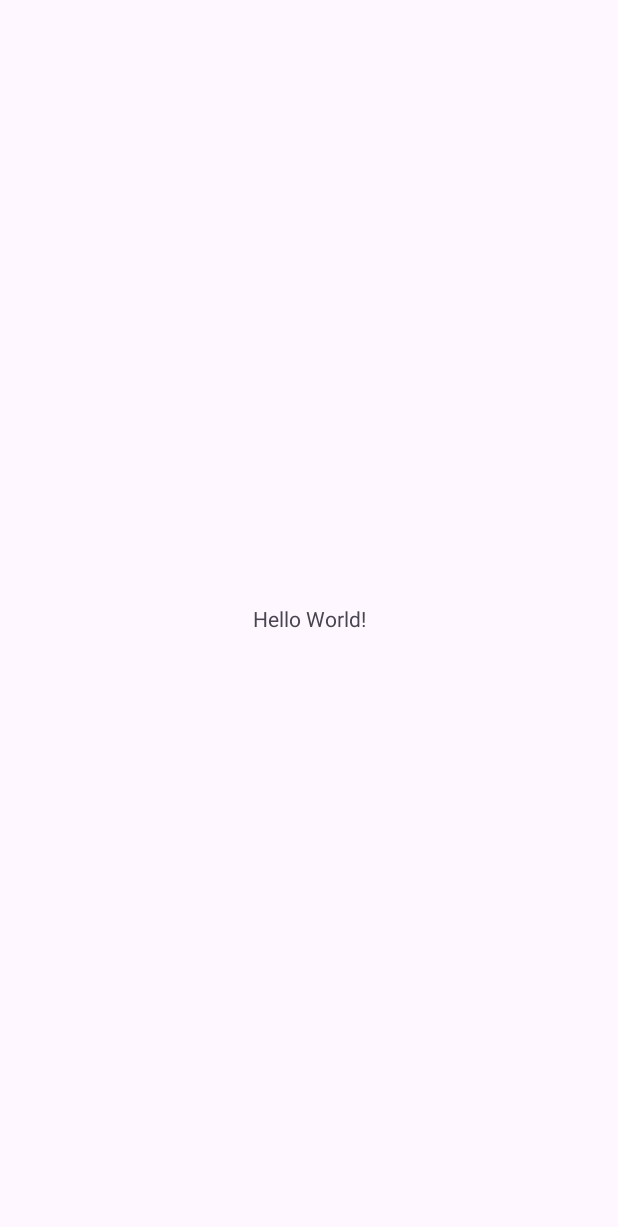
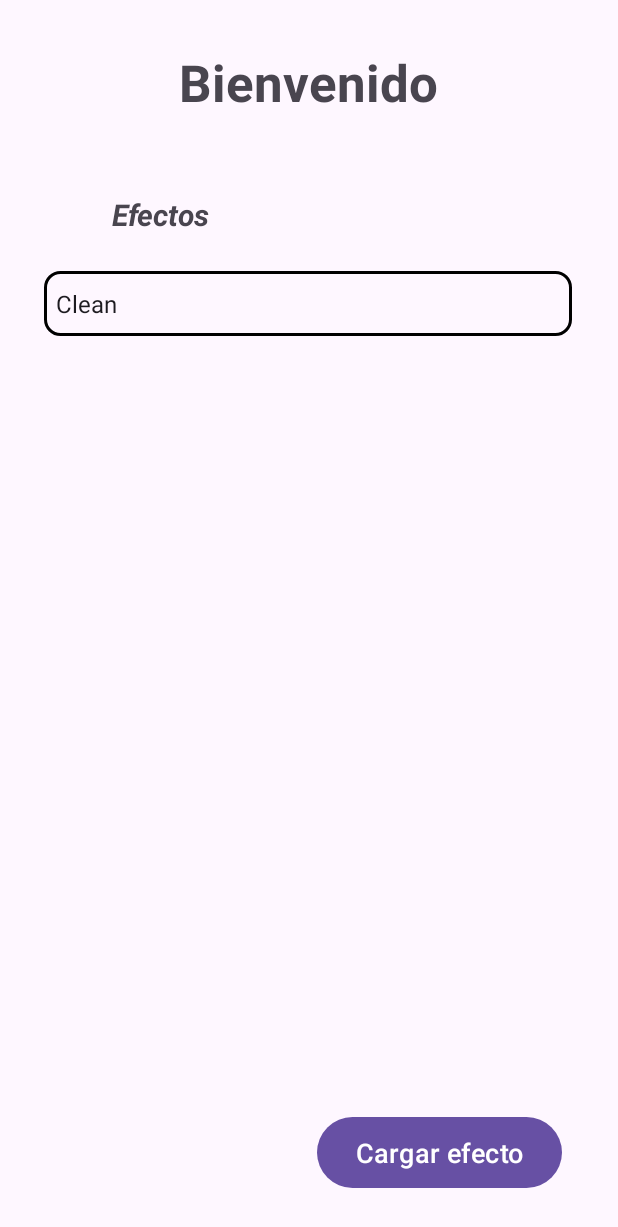
Before and after one commit to TheGusss/PedalPT, an Android app: the MainActivity screen opened directly, with no data from a screen before it, on a phone screen of 412 x 824 dp. Before the commit the part shown is almost empty. Shown: the top 1227 px of the screen. Run offline under Robolectric (Android 15) with nearby library versions, the phone set to English and light mode, and no system bars.

Commit message:
Interfaz para cargar efectos

```diff
--- a/app/src/main/java/com/example/pedalp1/MainActivity.java
+++ b/app/src/main/java/com/example/pedalp1/MainActivity.java
@@ -3,12 +3,20 @@ package com.example.pedalp1;
 import androidx.appcompat.app.AppCompatActivity;
 
 import android.os.Bundle;
+import android.widget.ArrayAdapter;
+import android.widget.Spinner;
 
 public class MainActivity extends AppCompatActivity {
-
+    private Spinner Lista;
     @Override
     protected void onCreate(Bundle savedInstanceState) {
         super.onCreate(savedInstanceState);
         setContentView(R.layout.activity_main);
+
+        Lista = (Spinner) findViewById(R.id.spnPreinstalados);
+        String [] Efectos = {"Clean", "Distortion", "Boost"};
+        ArrayAdapter <String> AdaptadorEfecto = new ArrayAdapter<String>(this, android.R.layout.simple_spinner_dropdown_item, Efectos);
+        Lista.setAdapter(AdaptadorEfecto);
+
     }
 }
--- /dev/null
+++ b/app/src/main/res/drawable/bordes.xml
@@ -0,0 +1,7 @@
+<?xml version="1.0" encoding="utf-8"?>
+<shape xmlns:android="http://schemas.android.com/apk/res/android" android:shape="rectangle">
+
+    <corners android:radius="10dp"></corners>
+    <stroke android:color="#000" android:width="2dp"></stroke>
+
+</shape>
--- a/app/src/main/res/layout/activity_main.xml
+++ b/app/src/main/res/layout/activity_main.xml
@@ -7,12 +7,51 @@
     tools:context=".MainActivity">
 
     <TextView
+        android:id="@+id/txtBienvenida"
         android:layout_width="wrap_content"
         android:layout_height="wrap_content"
-        android:text="Hello World!"
-        app:layout_constraintBottom_toBottomOf="parent"
+        android:layout_marginTop="32dp"
+        android:text="Bienvenido"
+        android:textSize="34sp"
+        android:textStyle="bold"
         app:layout_constraintEnd_toEndOf="parent"
+        app:layout_constraintHorizontal_bias="0.498"
         app:layout_constraintStart_toStartOf="parent"
         app:layout_constraintTop_toTopOf="parent" />
 
+    <Button
+        android:id="@+id/btnEnviar"
+        android:layout_width="163dp"
+        android:layout_height="55dp"
+        android:layout_marginBottom="28dp"
+        android:text="Cargar efecto"
+        android:textSize="18sp"
+        app:layout_constraintBottom_toBottomOf="parent"
+        app:layout_constraintEnd_toEndOf="parent"
+        app:layout_constraintHorizontal_bias="0.85"
+        app:layout_constraintStart_toStartOf="parent" />
+
+    <Spinner
+        android:id="@+id/spnPreinstalados"
+        android:layout_width="352dp"
+        android:layout_height="43dp"
+        android:layout_marginTop="24dp"
+        android:background="@drawable/bordes"
+        app:layout_constraintEnd_toEndOf="parent"
+        app:layout_constraintHorizontal_bias="0.494"
+        app:layout_constraintStart_toStartOf="parent"
+        app:layout_constraintTop_toBottomOf="@+id/txtPreinstalados" />
+
+    <TextView
+        android:id="@+id/txtPreinstalados"
+        android:layout_width="wrap_content"
+        android:layout_height="wrap_content"
+        android:layout_marginTop="52dp"
+        android:text="Efectos"
+        android:textSize="20sp"
+        android:textStyle="bold|italic"
+        app:layout_constraintEnd_toEndOf="parent"
+        app:layout_constraintHorizontal_bias="0.215"
+        app:layout_constraintStart_toStartOf="parent"
+        app:layout_constraintTop_toBottomOf="@+id/txtBienvenida" />
 </androidx.constraintlayout.widget.ConstraintLayout>
```
